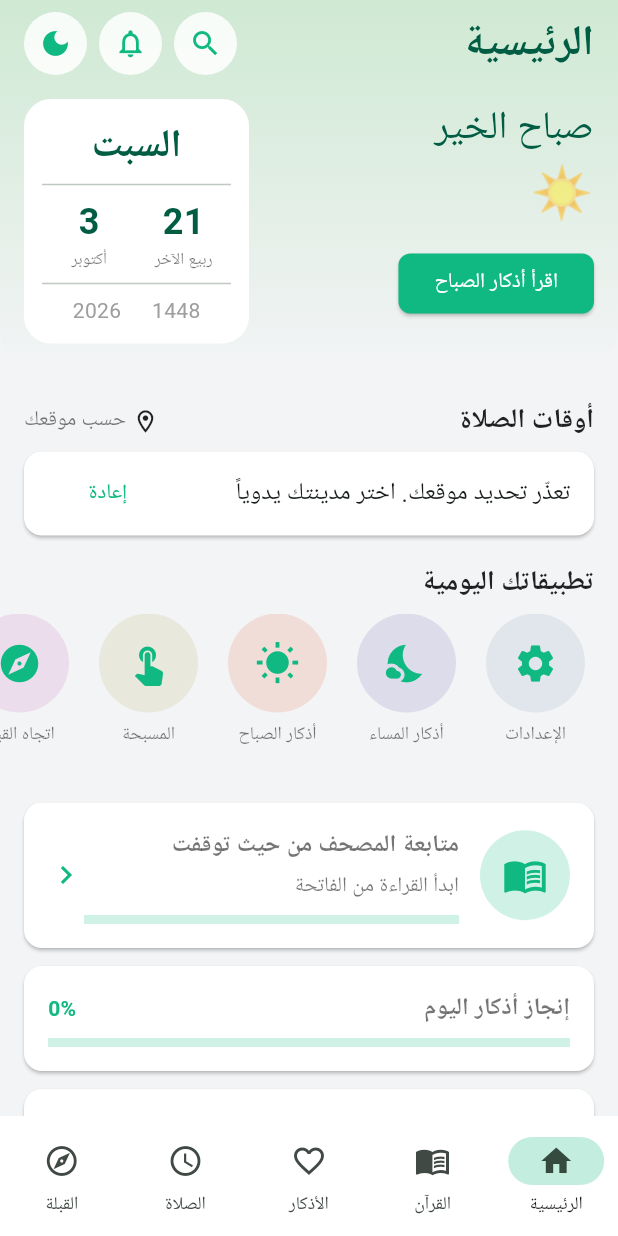
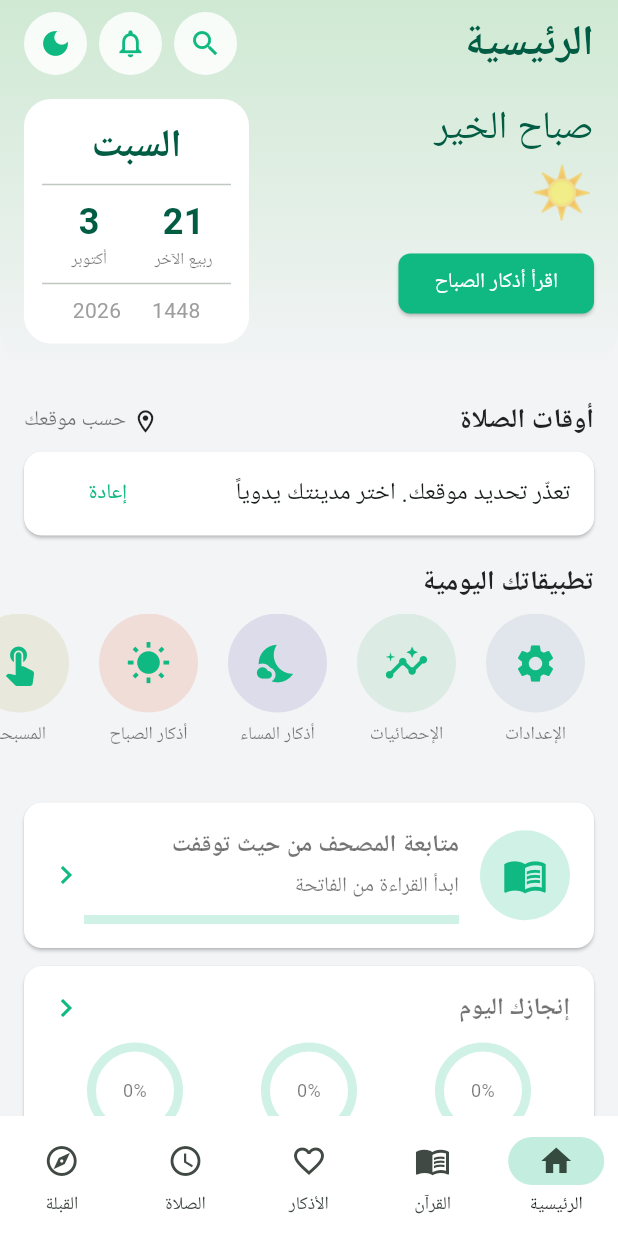
Before and after one commit to k8d67nw45b-ctrl/mslm, a Flutter app: the screen it shows after launch, after a tap on the "light mode" icon, on a phone screen of 412 x 824 dp. Run offline on Flutter 3.47's test engine with Material 3 defaults, Android fonts, the phone set to English and light mode, and no system bars; our stand-ins replace adhan, audioplayers, flutter_compass, flutter_local_notifications, geolocator, hijri and 3 more; network calls fail; Roboto replaces fonts that are missing (Tajawal).

Commit message:
Update home_tab.dart

```diff
--- a/lib/screens/home_tab.dart
+++ b/lib/screens/home_tab.dart
@@ -2,7 +2,6 @@ import 'dart:async';
 import 'package:flutter/material.dart';
 import '../core/constants.dart';
 import '../core/theme_controller.dart';
-import 'daily_adhkar.dart';
 import 'daily_adhkar_screen.dart';
 import 'daily_content.dart';
 import 'hajj_screen.dart';
@@ -13,6 +12,7 @@ import 'home_daily_card.dart';
 import 'home_header.dart';
 import 'home_prayers.dart';
 import 'home_sections.dart';
+import 'home_stats_card.dart';
 import 'mushaf_reader.dart';
 import 'mushaf_service.dart';
 import 'nawawi_screen.dart';
@@ -20,10 +20,12 @@ import 'notification_service.dart';
 import 'notifications_screen.dart';
 import 'prayer_helpers.dart';
 import 'prayer_logic.dart';
+import 'qibla_screen.dart';
+import 'ruqyah_screen.dart';
 import 'search_screen.dart';
 import 'settings_screen.dart';
-import 'qibla_screen.dart';
-import 'ruqyah_screen.dart';
+import 'stats_screen.dart';
+import 'stats_service.dart';
 import 'tasbih_screen.dart';
 
 class HomeTab extends StatefulWidget {
@@ -44,7 +46,9 @@ class _HomeTabState extends State<HomeTab> {
   DailyItem? hadith;
   DailyItem? dua;
   int? lastPage;
-  double? progress;
+  Goals goals = const Goals(5, 100);
+  DayStats? today;
+  int streak = 0;
   int _day = DateTime.now().day;
   Timer? _timer;
 
@@ -87,6 +91,7 @@ class _HomeTabState extends State<HomeTab> {
       if (!mounted) return;
       setState(() {
         data = d;
+        error = null;
         _day = DateTime.now().day;
       });
       _tick();
@@ -123,11 +128,15 @@ class _HomeTabState extends State<HomeTab> {
 
   Future<void> _loadMisc() async {
     final l = await getLastPage();
-    final p = await todayAdhkarProgress();
+    final g = await loadGoals();
+    final t = await loadToday();
+    final s = await loadStreak();
     if (!mounted) return;
     setState(() {
       lastPage = l;
-      progress = p;
+      goals = g;
+      today = t;
+      streak = s;
     });
   }
 
@@ -170,7 +179,8 @@ class _HomeTabState extends State<HomeTab> {
         await _go(const SettingsScreen());
         _loadPrayer();
       }),
-
+      Shortcut('الإحصائيات', Icons.insights, const Color(0xFFDCEBE3),
+          () => _go(const StatsScreen())),
       Shortcut('أذكار المساء', Icons.nights_stay, const Color(0xFFDDDCEB),
           () => _go(const DailyAdhkarScreen(morning: false))),
       Shortcut('أذكار الصباح', Icons.wb_sunny, const Color(0xFFF1DDD8),
@@ -238,7 +248,14 @@ class _HomeTabState extends State<HomeTab> {
 
   @override
   Widget build(BuildContext context) {
-    return ListView(
+    return RefreshIndicator(
+      color: kGreen,
+      onRefresh: () async {
+        await _loadPrayer();
+        await _loadMisc();
+      },
+      child: ListView(
+        physics: const AlwaysScrollableScrollPhysics(),
         padding: const EdgeInsets.only(bottom: 24),
         children: [
           ValueListenableBuilder<Duration>(
@@ -270,11 +287,11 @@ class _HomeTabState extends State<HomeTab> {
             page: lastPage,
             onTap: () => _go(MushafReader(startPage: lastPage ?? 1)),
           ),
-        ProgressCard(
-          progress: progress,
-          onTap: () => _go(
-            DailyAdhkarScreen(morning: DateTime.now().hour < 12),
-          ),
+          StatsCard(
+            today: today,
+            goals: goals,
+            streak: streak,
+            onTap: () => _go(const StatsScreen()),
           ),
           if (verse != null)
             DailyCard(label: 'آية اليوم', icon: Icons.menu_book, item: verse!),
@@ -287,6 +304,7 @@ class _HomeTabState extends State<HomeTab> {
           if (dua != null)
             DailyCard(label: 'دعاء اليوم', icon: Icons.front_hand, item: dua!),
         ],
+      ),
     );
   }
 }
```
Lines whose indentation alone changed are shown as unchanged.
